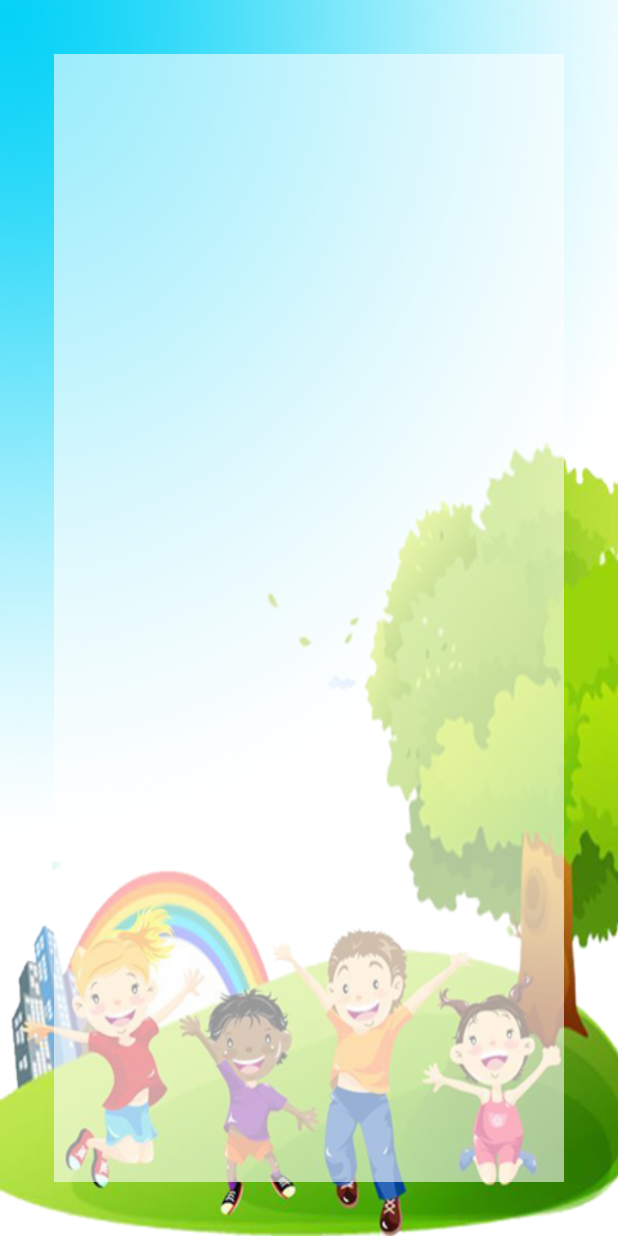
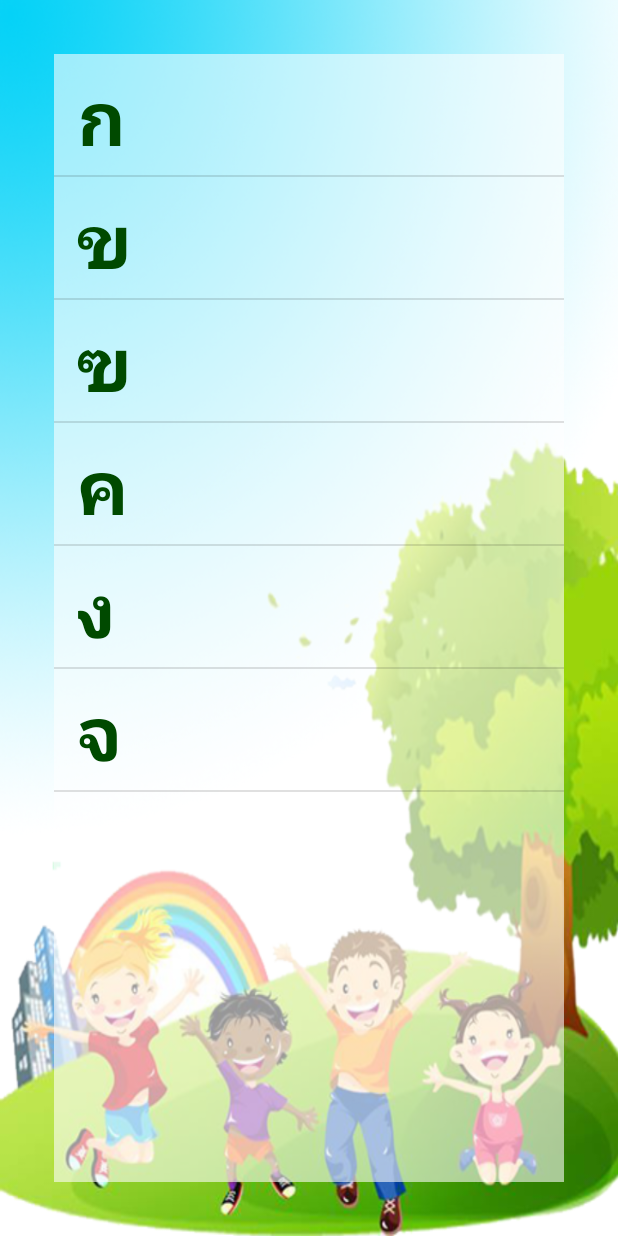
Before and after one commit to khurkham/Sorting-Thai, an Android app: the SortListView screen opened directly, with no data from a screen before it, on a phone screen of 412 x 824 dp. Run offline under Robolectric (Android 15) with nearby library versions, the phone set to English and light mode, and no system bars.

Commit message:
ListView Finish

```diff
--- /dev/null
+++ b/app/src/main/java/appewtc/masterung/sortingthai/SortAdapter.java
@@ -0,0 +1,51 @@
+package appewtc.masterung.sortingthai;
+
+import android.content.Context;
+import android.view.LayoutInflater;
+import android.view.View;
+import android.view.ViewGroup;
+import android.widget.BaseAdapter;
+import android.widget.TextView;
+
+/**
+ * Created by masterUNG on 9/28/2016 AD.
+ */
+
+public class SortAdapter extends BaseAdapter{
+
+    //Explicit
+    private Context context;
+    private String[] strings;
+
+    public SortAdapter(Context context, String[] strings) {
+        this.context = context;
+        this.strings = strings;
+    }   // Constructor
+
+    @Override
+    public int getCount() {
+        return strings.length;
+    }
+
+    @Override
+    public Object getItem(int i) {
+        return null;
+    }
+
+    @Override
+    public long getItemId(int i) {
+        return 0;
+    }
+
+    @Override
+    public View getView(int i, View view, ViewGroup viewGroup) {
+
+        LayoutInflater layoutInflater = (LayoutInflater) context.getSystemService(Context.LAYOUT_INFLATER_SERVICE);
+        View view1 = layoutInflater.inflate(R.layout.sort_listview, viewGroup, false);
+
+        TextView textView = (TextView) view1.findViewById(R.id.textView);
+        textView.setText(strings[i]);
+
+        return view1;
+    }
+}   // Main Class
--- a/app/src/main/java/appewtc/masterung/sortingthai/SortListView.java
+++ b/app/src/main/java/appewtc/masterung/sortingthai/SortListView.java
@@ -2,12 +2,27 @@ package appewtc.masterung.sortingthai;
 
 import android.support.v7.app.AppCompatActivity;
 import android.os.Bundle;
+import android.widget.ListView;
 
 public class SortListView extends AppCompatActivity {
+
+    //Explicit
+    private ListView listView;
+    private String[] strings;
+
 
     @Override
     protected void onCreate(Bundle savedInstanceState) {
         super.onCreate(savedInstanceState);
         setContentView(R.layout.activity_sort_list_view);
-    }
-}
+
+        listView = (ListView) findViewById(R.id.sortListview);
+        strings = getResources().getStringArray(R.array.soft);
+
+        // Create ListView
+        SortAdapter sortAdapter = new SortAdapter(this, strings);
+        listView.setAdapter(sortAdapter);
+
+    }   // Main Method
+
+}   // Main Class
--- a/app/src/main/res/layout/activity_sort_list_view.xml
+++ b/app/src/main/res/layout/activity_sort_list_view.xml
@@ -15,5 +15,6 @@
         android:layout_width="match_parent"
         android:layout_height="match_parent"
         android:layout_margin="20dp"
-        android:background="#96ffffff" />
+        android:background="#96ffffff"
+        android:id="@+id/sortListview" />
 </RelativeLayout>
--- /dev/null
+++ b/app/src/main/res/layout/sort_listview.xml
@@ -0,0 +1,17 @@
+<?xml version="1.0" encoding="utf-8"?>
+<LinearLayout xmlns:android="http://schemas.android.com/apk/res/android"
+    android:orientation="vertical" android:layout_width="match_parent"
+    android:layout_height="wrap_content">
+
+    <TextView
+        android:text="TextView"
+        android:layout_width="match_parent"
+        android:layout_height="wrap_content"
+        android:id="@+id/textView"
+        android:textSize="@dimen/h1"
+        android:textStyle="normal|bold"
+        android:layout_marginLeft="15dp"
+        android:layout_marginTop="5dp"
+        android:layout_marginBottom="5dp"
+        android:textColor="@color/text" />
+</LinearLayout>
--- a/app/src/main/res/values/colors.xml
+++ b/app/src/main/res/values/colors.xml
@@ -3,4 +3,7 @@
     <color name="colorPrimary">#3F51B5</color>
     <color name="colorPrimaryDark">#303F9F</color>
     <color name="colorAccent">#FF4081</color>
+
+    <color name="text">#004a00</color>
+
 </resources>
--- a/app/src/main/res/values/dimens.xml
+++ b/app/src/main/res/values/dimens.xml
@@ -2,4 +2,9 @@
     <!-- Default screen margins, per the Android Design guidelines. -->
     <dimen name="activity_horizontal_margin">16dp</dimen>
     <dimen name="activity_vertical_margin">16dp</dimen>
+
+    <dimen name="h1">50sp</dimen>
+    <dimen name="h2">20sp</dimen>
+
+
 </resources>
--- /dev/null
+++ b/app/src/main/res/values/sort_data.xml
@@ -0,0 +1,15 @@
+<?xml version="1.0" encoding="utf-8"?>
+<resources>
+
+    <string-array name="soft">
+
+        <item>ก</item>
+        <item>ข</item>
+        <item>ฃ</item>
+        <item>ค</item>
+        <item>ง</item>
+        <item>จ</item>
+
+    </string-array>
+
+</resources>
```
